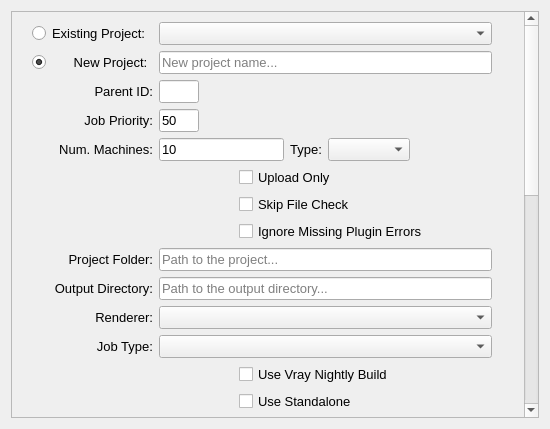
zync/zync-maya, file resources/submit_dialog.ui: the form before one commit.
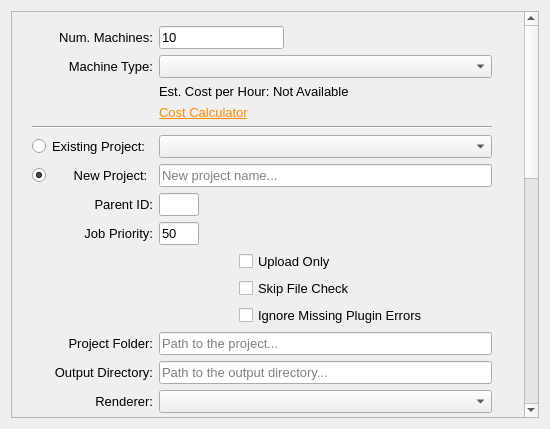
The form after the commit.

Commit message: Added pricing info and estimated cost. Reorganized submit form to collect cost info at top. Cleaned up vray and arnold export code.

Patch:
```diff
--- a/resources/submit_dialog.ui
+++ b/resources/submit_dialog.ui
@@ -40,13 +40,13 @@
         <x>0</x>
         <y>0</y>
         <width>509</width>
-        <height>900</height>
+        <height>1000</height>
        </rect>
       </property>
       <property name="minimumSize">
        <size>
         <width>493</width>
-        <height>900</height>
+        <height>1000</height>
        </size>
       </property>
       <widget class="QWidget" name="layoutWidget">
@@ -55,7 +55,7 @@
          <x>0</x>
          <y>0</y>
          <width>480</width>
-         <height>900</height>
+         <height>1000</height>
         </rect>
        </property>
        <property name="font">
@@ -78,7 +78,126 @@
           <property name="bottomMargin">
            <number>10</number>
           </property>
-          <item row="10" column="0">
+          <item row="0" column="0">
+           <widget class="QLabel" name="label_2">
+            <property name="maximumSize">
+             <size>
+              <width>16777215</width>
+              <height>16777215</height>
+             </size>
+            </property>
+            <property name="font">
+             <font>
+              <pointsize>10</pointsize>
+             </font>
+            </property>
+            <property name="text">
+             <string>Num. Machines:</string>
+            </property>
+            <property name="textFormat">
+             <enum>Qt::AutoText</enum>
+            </property>
+            <property name="scaledContents">
+             <bool>false</bool>
+            </property>
+            <property name="alignment">
+             <set>Qt::AlignRight|Qt::AlignTrailing|Qt::AlignVCenter</set>
+            </property>
+            <property name="wordWrap">
+             <bool>false</bool>
+            </property>
+            <property name="openExternalLinks">
+             <bool>false</bool>
+            </property>
+            <property name="textInteractionFlags">
+             <set>Qt::LinksAccessibleByMouse</set>
+            </property>
+           </widget>
+          </item>
+          <item row="4" column="0" colspan="2">
+           <widget class="Line" name="line_2">
+            <property name="sizePolicy">
+             <sizepolicy hsizetype="Minimum" vsizetype="Fixed">
+              <horstretch>0</horstretch>
+              <verstretch>0</verstretch>
+             </sizepolicy>
+            </property>
+            <property name="orientation">
+             <enum>Qt::Horizontal</enum>
+            </property>
+           </widget>
+          </item>
+          <item row="1" column="0">
+           <widget class="QLabel" name="label_3">
+            <property name="font">
+             <font>
+              <pointsize>10</pointsize>
+             </font>
+            </property>
+            <property name="text">
+             <string>Machine Type:</string>
+            </property>
+            <property name="alignment">
+             <set>Qt::AlignRight|Qt::AlignTrailing|Qt::AlignVCenter</set>
+            </property>
+           </widget>
+          </item>
+          <item row="3" column="1">
+           <widget class="QLabel" name="label_7">
+            <property name="sizePolicy">
+             <sizepolicy hsizetype="Fixed" vsizetype="Fixed">
+              <horstretch>0</horstretch>
+              <verstretch>0</verstretch>
+             </sizepolicy>
+            </property>
+            <property name="text">
+             <string>&lt;a style=&quot;color:#ff8a00;&quot; href=&quot;http://zync.cloudpricingcalculator.appspot.com&quot;&gt;Cost Calculator&lt;/a&gt;</string>
+            </property>
+            <property name="textFormat">
+             <enum>Qt::RichText</enum>
+            </property>
+            <property name="openExternalLinks">
+             <bool>true</bool>
+            </property>
+            <property name="textInteractionFlags">
+             <set>Qt::TextBrowserInteraction</set>
+            </property>
+           </widget>
+          </item>
+          <item row="0" column="1">
+           <widget class="QLineEdit" name="num_instances">
+            <property name="sizePolicy">
+             <sizepolicy hsizetype="Fixed" vsizetype="Fixed">
+              <horstretch>0</horstretch>
+              <verstretch>0</verstretch>
+             </sizepolicy>
+            </property>
+            <property name="minimumSize">
+             <size>
+              <width>40</width>
+              <height>0</height>
+             </size>
+            </property>
+            <property name="baseSize">
+             <size>
+              <width>40</width>
+              <height>0</height>
+             </size>
+            </property>
+            <property name="font">
+             <font>
+              <pointsize>10</pointsize>
+             </font>
+            </property>
+            <property name="text">
+             <string>10</string>
+            </property>
+            <property name="-tx" stdset="0">
+             <string>`python &quot;cmds.submit_callb('num_instances')&quot;`</string>
+            </property>
+           </widget>
+          </item>
+          <item row="14" column="0">
            <widget class="QLabel" name="label_6">
             <property name="font">
              <font>
@@ -93,7 +212,7 @@
             </property>
            </widget>
           </item>
-          <item row="1" column="0">
+          <item row="6" column="0">
            <widget class="QRadioButton" name="new_project">
             <property name="text">
              <string>      New Project:</string>
@@ -106,7 +225,7 @@
             </property>
            </widget>
           </item>
-          <item row="0" column="0">
+          <item row="5" column="0">
            <widget class="QRadioButton" name="existing_project">
             <property name="text">
              <string>Existing Project:</string>
@@ -119,7 +238,7 @@
             </property>
            </widget>
           </item>
-          <item row="17" column="0">
+          <item row="21" column="0">
            <widget class="QLabel" name="label_9">
             <property name="font">
              <font>
@@ -134,7 +253,7 @@
             </property>
            </widget>
           </item>
-          <item row="18" column="1">
+          <item row="22" column="1">
            <widget class="QComboBox" name="camera">
             <property name="font">
              <font>
@@ -146,7 +265,7 @@
             </property>
            </widget>
           </item>
-          <item row="9" column="0">
+          <item row="13" column="0">
            <widget class="QLabel" name="label_5">
             <property name="font">
              <font>
@@ -161,7 +280,7 @@
             </property>
            </widget>
           </item>
-          <item row="16" column="1">
+          <item row="20" column="1">
            <widget class="QLineEdit" name="frame_step">
             <property name="sizePolicy">
              <sizepolicy hsizetype="Maximum" vsizetype="Fixed">
@@ -182,7 +301,7 @@
             </property>
            </widget>
           </item>
-          <item row="2" column="0">
+          <item row="7" column="0">
            <widget class="QLabel" name="label_18">
             <property name="sizePolicy">
              <sizepolicy hsizetype="Preferred" vsizetype="Preferred">
@@ -209,7 +328,7 @@
             </property>
            </widget>
           </item>
-          <item row="17" column="1">
+          <item row="21" column="1">
            <widget class="QLineEdit" name="chunk_size">
             <property name="sizePolicy">
              <sizepolicy hsizetype="Maximum" vsizetype="Fixed">
@@ -230,7 +349,7 @@
             </property>
            </widget>
           </item>
-          <item row="9" column="1">
+          <item row="13" column="1">
            <widget class="QLineEdit" name="output_dir">
             <property name="placeholderText">
              <string>Path to the output directory...</string>
@@ -240,7 +359,7 @@
             </property>
            </widget>
           </item>
-          <item row="7" column="1">
+          <item row="11" column="1">
            <layout class="QHBoxLayout" name="horizontalLayout_13">
             <item>
              <spacer name="horizontalSpacer_14">
@@ -270,7 +389,7 @@
             </item>
            </layout>
           </item>
-          <item row="1" column="1">
+          <item row="6" column="1">
            <widget class="QLineEdit" name="new_project_name">
             <property name="placeholderText">
              <string>New project name...</string>
@@ -280,7 +399,7 @@
             </property>
            </widget>
           </item>
-          <item row="14" column="1">
+          <item row="18" column="1">
            <layout class="QHBoxLayout" name="horizontalLayout_12">
             <item>
              <spacer name="horizontalSpacer_12">
@@ -316,14 +435,14 @@
             </item>
            </layout>
           </item>
-          <item row="0" column="1">
+          <item row="5" column="1">
            <widget class="QComboBox" name="existing_project_name">
             <property name="-ann" stdset="0">
              <string>`python &quot;cmds.submit_callb('existing_project_name')&quot;`</string>
             </property>
            </widget>
           </item>
-          <item row="20" column="0">
+          <item row="24" column="0">
            <widget class="QLabel" name="label_12">
             <property name="font">
              <font>
@@ -338,7 +457,7 @@
             </property>
            </widget>
           </item>
-          <item row="20" column="1">
+          <item row="24" column="1">
            <layout class="QHBoxLayout" name="horizontalLayout">
             <property name="spacing">
              <number>6</number>
@@ -451,43 +570,22 @@
             </item>
            </layout>
           </item>
-          <item row="4" column="0">
-           <widget class="QLabel" name="label_2">
-            <property name="maximumSize">
-             <size>
-              <width>16777215</width>
-              <height>16777215</height>
-             </size>
-            </property>
+          <item row="12" column="0">
+           <widget class="QLabel" name="label_4">
             <property name="font">
              <font>
               <pointsize>10</pointsize>
              </font>
             </property>
             <property name="text">
-             <string>Num. Machines:</string>
-            </property>
-            <property name="textFormat">
-             <enum>Qt::AutoText</enum>
-            </property>
-            <property name="scaledContents">
-             <bool>false</bool>
+             <string>Project Folder:</string>
             </property>
             <property name="alignment">
              <set>Qt::AlignRight|Qt::AlignTrailing|Qt::AlignVCenter</set>
             </property>
-            <property name="wordWrap">
-             <bool>false</bool>
-            </property>
-            <property name="openExternalLinks">
-             <bool>false</bool>
-            </property>
-            <property name="textInteractionFlags">
-             <set>Qt::LinksAccessibleByMouse</set>
-            </property>
            </widget>
           </item>
-          <item row="3" column="0">
+          <item row="8" column="0">
            <widget class="QLabel" name="label_17">
             <property name="maximumSize">
              <size>
@@ -508,90 +606,7 @@
             </property>
            </widget>
           </item>
-          <item row="4" column="1">
-           <layout class="QHBoxLayout" name="horizontalLayout_3">
-            <item>
-             <widget class="QLineEdit" name="num_instances">
-              <property name="sizePolicy">
-               <sizepolicy hsizetype="Fixed" vsizetype="Fixed">
-                <horstretch>0</horstretch>
-                <verstretch>0</verstretch>
-               </sizepolicy>
-              </property>
-              <property name="minimumSize">
-               <size>
-                <width>40</width>
-                <height>0</height>
-               </size>
-              </property>
-              <property name="baseSize">
-               <size>
-                <width>40</width>
-                <height>0</height>
-               </size>
-              </property>
-              <property name="font">
-               <font>
-                <pointsize>10</pointsize>
-               </font>
-              </property>
-              <property name="text">
-               <string>10</string>
-              </property>
-              <property name="-tx" stdset="0">
-               <string>`python &quot;cmds.submit_callb('num_instances')&quot;`</string>
-              </property>
-             </widget>
-            </item>
-            <item>
-             <widget class="QLabel" name="label_3">
-              <property name="font">
-               <font>
-                <pointsize>10</pointsize>
-               </font>
-              </property>
-              <property name="text">
-               <string>Type:</string>
-              </property>
-              <property name="alignment">
-               <set>Qt::AlignRight|Qt::AlignTrailing|Qt::AlignVCenter</set>
-              </property>
-             </widget>
-            </item>
-            <item>
-             <widget class="QComboBox" name="instance_type">
-              <property name="sizePolicy">
-               <sizepolicy hsizetype="Expanding" vsizetype="Fixed">
-                <horstretch>0</horstretch>
-                <verstretch>0</verstretch>
-               </sizepolicy>
-              </property>
-              <property name="font">
-               <font>
-                <pointsize>10</pointsize>
-               </font>
-              </property>
-              <property name="-ann" stdset="0">
-               <string>`python &quot;cmds.submit_callb('instance_type')&quot;`</string>
-              </property>
-             </widget>
-            </item>
-            <item>
-             <spacer name="horizontalSpacer">
-              <property name="orientation">
-               <enum>Qt::Horizontal</enum>
-              </property>
-              <property name="sizeHint" stdset="0">
-               <size>
-                <width>40</width>
-                <height>20</height>
-               </size>
-              </property>
-             </spacer>
-            </item>
-           </layout>
-          </item>
-          <item row="19" column="0">
+          <item row="23" column="0">
            <widget class="QLabel" name="layers_label">
             <property name="sizePolicy">
              <sizepolicy hsizetype="Minimum" vsizetype="Fixed">
@@ -612,14 +627,14 @@
             </property>
            </widget>
           </item>
-          <item row="10" column="1">
+          <item row="14" column="1">
            <widget class="QComboBox" name="renderer">
             <property name="-ann" stdset="0">
              <string>`python &quot;cmds.submit_callb('renderer')&quot;`</string>
             </property>
            </widget>
           </item>
-          <item row="18" column="0">
+          <item row="22" column="0">
            <widget class="QLabel" name="label_10">
             <property name="font">
              <font>
@@ -634,7 +649,22 @@
             </property>
            </widget>
           </item>
-          <item row="8" column="1">
+          <item row="20" column="0">
+           <widget class="QLabel" name="label_8">
+            <property name="font">
+             <font>
+              <pointsize>10</pointsize>
+             </font>
+            </property>
+            <property name="text">
+             <string>Frame Step:</string>
+            </property>
+            <property name="alignment">
+             <set>Qt::AlignRight|Qt::AlignTrailing|Qt::AlignVCenter</set>
+            </property>
+           </widget>
+          </item>
+          <item row="12" column="1">
            <widget class="QLineEdit" name="project">
             <property name="placeholderText">
              <string>Path to the project...</string>
@@ -644,7 +674,7 @@
             </property>
            </widget>
           </item>
-          <item row="13" column="1">
+          <item row="17" column="1">
            <layout class="QHBoxLayout" name="horizontalLayout_15">
             <item>
              <spacer name="horizontalSpacer_13">
@@ -674,7 +704,7 @@
             </item>
            </layout>
           </item>
-          <item row="3" column="1">
+          <item row="8" column="1">
            <layout class="QHBoxLayout" name="horizontalLayout_4">
             <item>
              <widget class="QLineEdit" name="priority">
@@ -707,7 +737,7 @@
             </item>
            </layout>
           </item>
-          <item row="2" column="1">
+          <item row="7" column="1">
            <layout class="QHBoxLayout" name="horizontalLayout_11">
             <item>
              <widget class="QLineEdit" name="parent_id">
@@ -746,7 +776,7 @@
             </item>
            </layout>
           </item>
-          <item row="15" column="1">
+          <item row="19" column="1">
            <widget class="QLineEdit" name="frange">
             <property name="sizePolicy">
              <sizepolicy hsizetype="Maximum" vsizetype="Fixed">
@@ -767,7 +797,7 @@
             </property>
            </widget>
           </item>
-          <item row="12" column="1">
+          <item row="16" column="1">
            <layout class="QHBoxLayout" name="horizontalLayout_10">
             <item>
              <spacer name="horizontalSpacer_11">
@@ -797,22 +827,7 @@
             </item>
            </layout>
           </item>
-          <item row="16" column="0">
-           <widget class="QLabel" name="label_8">
-            <property name="font">
-             <font>
-              <pointsize>10</pointsize>
-             </font>
-            </property>
-            <property name="text">
-             <string>Frame Step:</string>
-            </property>
-            <property name="alignment">
-             <set>Qt::AlignRight|Qt::AlignTrailing|Qt::AlignVCenter</set>
-            </property>
-           </widget>
-          </item>
-          <item row="6" column="1">
+          <item row="10" column="1">
            <layout class="QHBoxLayout" name="horizontalLayout_7">
             <item>
              <spacer name="horizontalSpacer_6">
@@ -848,7 +863,7 @@
             </item>
            </layout>
           </item>
-          <item row="5" column="1">
+          <item row="9" column="1">
            <layout class="QHBoxLayout" name="horizontalLayout_5">
             <item>
              <spacer name="horizontalSpacer_3">
@@ -878,7 +893,7 @@
             </item>
            </layout>
           </item>
-          <item row="19" column="1">
+          <item row="23" column="1">
            <widget class="QListWidget" name="layers">
             <property name="sizePolicy">
              <sizepolicy hsizetype="Preferred" vsizetype="Preferred">
@@ -921,22 +936,7 @@
             </property>
            </widget>
           </item>
-          <item row="8" column="0">
-           <widget class="QLabel" name="label_4">
-            <property name="font">
-             <font>
-              <pointsize>10</pointsize>
-             </font>
-            </property>
-            <property name="text">
-             <string>Project Folder:</string>
-            </property>
-            <property name="alignment">
-             <set>Qt::AlignRight|Qt::AlignTrailing|Qt::AlignVCenter</set>
-            </property>
-           </widget>
-          </item>
-          <item row="15" column="0">
+          <item row="19" column="0">
            <widget class="QLabel" name="frange_label">
             <property name="font">
              <font>
@@ -951,14 +951,14 @@
             </property>
            </widget>
           </item>
-          <item row="11" column="1">
+          <item row="15" column="1">
            <widget class="QComboBox" name="job_type">
             <property name="-ann" stdset="0">
              <string>`python &quot;cmds.submit_callb('job_type')&quot;`</string>
             </property>
            </widget>
           </item>
-          <item row="11" column="0">
+          <item row="15" column="0">
            <widget class="QLabel" name="job_type_label">
             <property name="font">
              <font>
@@ -974,6 +974,37 @@
             </property>
            </widget>
           </item>
+          <item row="1" column="1">
+           <widget class="QComboBox" name="instance_type">
+            <property name="sizePolicy">
+             <sizepolicy hsizetype="Expanding" vsizetype="Fixed">
+              <horstretch>0</horstretch>
+              <verstretch>0</verstretch>
+             </sizepolicy>
+            </property>
+            <property name="font">
+             <font>
+              <pointsize>10</pointsize>
+             </font>
+            </property>
+            <property name="-ann" stdset="0">
+             <string>`python &quot;cmds.submit_callb('instance_type')&quot;`</string>
+            </property>
+           </widget>
+          </item>
+          <item row="2" column="1">
+           <widget class="QLabel" name="est_cost">
+            <property name="sizePolicy">
+             <sizepolicy hsizetype="Fixed" vsizetype="Fixed">
+              <horstretch>0</horstretch>
+              <verstretch>0</verstretch>
+             </sizepolicy>
+            </property>
+            <property name="text">
+             <string>Est. Cost per Hour: Not Available</string>
+            </property>
+           </widget>
+          </item>
          </layout>
         </item>
         <item>
```
Left out of the diff: 2 changed lines with no effect on the pictures. The commit also changes 1 other file.
